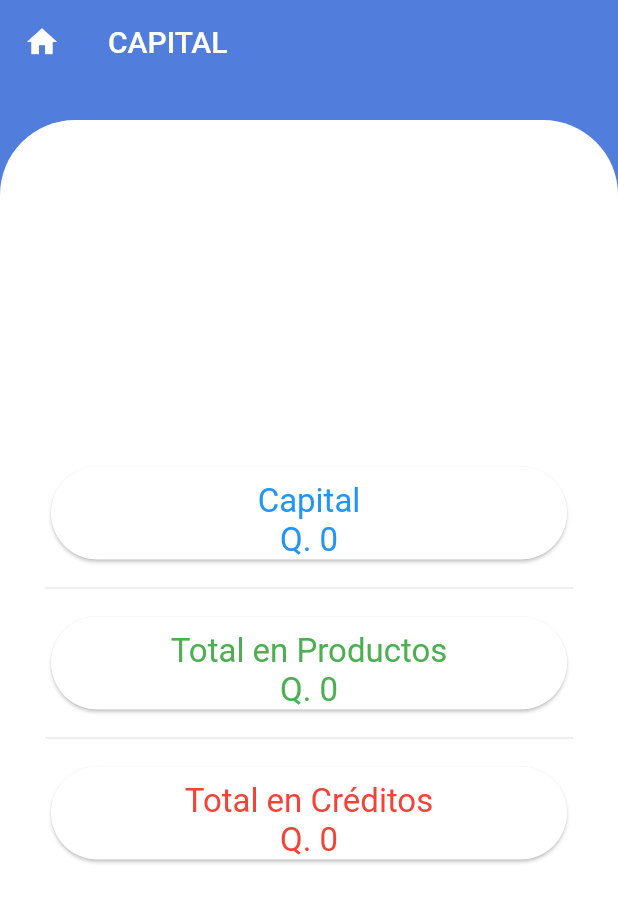
After one commit to CFredy9/inventario, a Flutter app: the ListviewCapital screen opened directly, on a phone screen of 412 x 824 dp. The commit adds this screen. Shown: the top 902 px of the screen. Run offline on Flutter 3.47's test engine with Material 2 defaults, Android fonts, the phone set to English and light mode, and no system bars; our stand-ins replace animate_do, fluttertoast, localstorage, shimmer; missing offline and left inert: flutter_shimmer, scroll_indicator, unicorndial; network calls fail.

Commit message:
Se agrega pantalla de Capital y sus calculos

```diff
--- a/flutter/app_inventario/lib/api/capital.dart
+++ b/flutter/app_inventario/lib/api/capital.dart
@@ -13,7 +13,7 @@ class CapitalProvider with ChangeNotifier {
 
   LocalStorage storage = LocalStorage('usertoken');
 
-  getTotales(String start, String end) async {
+  getTotales() async {
     totales = {'total_costo': 0, 'total_credito': 0, 'capital': 0};
     var token = storage.getItem('token');
     final url = Uri.parse('http://${apiUrl}:8000/api/reportecapital/capital');
--- a/flutter/app_inventario/lib/main.dart
+++ b/flutter/app_inventario/lib/main.dart
@@ -52,6 +52,7 @@ class MyApp extends StatelessWidget {
         ChangeNotifierProvider(create: (context) => CreditoProvider()),
         ChangeNotifierProvider(create: (context) => DetalleCreditoProvider()),
         ChangeNotifierProvider(create: (context) => AbonoCreditoProvider()),
+        ChangeNotifierProvider(create: (context) => CapitalProvider()),
       ],
       child: MaterialApp(
         title: 'Tienda Kairos',
--- a/flutter/app_inventario/lib/pages/home/home_screen.dart
+++ b/flutter/app_inventario/lib/pages/home/home_screen.dart
@@ -26,6 +26,7 @@ import '../reportes/listview.dart';
 import '../reportes/balance/listview.dart';
 import '../vencimiento_productos/listview.dart';
 import '../credito/listview.dart';
+import '../reportes/capital/listview.dart';
 import '../../widgets/paginaCarga.dart';
 import 'package:animate_do/animate_do.dart';
 import 'package:flutter/scheduler.dart';
@@ -181,6 +182,13 @@ class _HomeScreenState extends State<HomeScreen> {
             ),
             "Reportes - Balance",
             ListViewBalance()),
+        _getItem(
+            const Icon(
+              Icons.request_page_outlined,
+              color: Colors.white,
+            ),
+            "Reportes - Capital",
+            ListviewCapital()),
         _getItem(
             const Icon(
               Icons.date_range_outlined,
--- /dev/null
+++ b/flutter/app_inventario/lib/pages/reportes/capital/listview.dart
@@ -0,0 +1,203 @@
+import 'package:flutter/material.dart';
+import 'package:provider/provider.dart';
+//import 'package:firebase_database/firebase_database.dart';
+import '../../../constants.dart';
+import './listview.dart';
+import '/models/credito.dart';
+import '/models/detalle_credito.dart';
+import '/models/abono_credito.dart';
+import '../../../api/capital.dart';
+import '../../home/home_screen.dart';
+//import './detallegastos/registro.dart';
+import 'package:animate_do/animate_do.dart';
+import 'package:unicorndial/unicorndial.dart';
+
+class ListviewCapital extends StatefulWidget {
+  @override
+  _ListviewCapitalState createState() => _ListviewCapitalState();
+}
+
+//final usuarioReferencia = FirebaseDatabase.instance.reference().child('Gasto');
+
+class _ListviewCapitalState extends State<ListviewCapital> {
+  CapitalProvider capitalT = CapitalProvider();
+  bool bandera = false;
+  @override
+  void initState() {
+    super.initState();
+  }
+
+  @override
+  Widget build(BuildContext context) {
+    capitalT = Provider.of<CapitalProvider>(context);
+    //creditoT = Provider.of<CreditoProvider>(context);
+    if (bandera == false) {
+      capitalT.getTotales();
+      //creditoT.getCredito();
+      bandera = true;
+    }
+    return Scaffold(
+      backgroundColor: ColorF,
+      appBar: PreferredSize(
+        preferredSize: Size.fromHeight(80.0),
+        child: SlideInLeft(
+          duration: const Duration(seconds: 1),
+          child: AppBar(
+            elevation: 0,
+            title: Text('CAPITAL'),
+            backgroundColor: ColorF,
+            /*flexibleSpace: Container(
+              decoration: const BoxDecoration(
+                gradient: LinearGradient(
+                  colors: [Colors.blue, Colors.deepPurple],
+                  begin: Alignment.bottomRight,
+                  end: Alignment.topLeft,
+                ),
+              ),
+            ),*/
+            leading: IconButton(
+              icon: Icon(Icons.home, color: Colors.white),
+              onPressed: () {
+                // passing this to our root
+                Navigator.push(context,
+                    MaterialPageRoute(builder: (context) => HomeScreen()));
+              },
+            ),
+          ),
+        ),
+      ),
+      body: Container(
+        padding: EdgeInsets.all(20),
+        width: double.infinity,
+        decoration: const BoxDecoration(
+          color: Colors.white,
+          borderRadius: BorderRadius.only(
+            topLeft: Radius.circular(50),
+            topRight: Radius.circular(50),
+          ),
+        ),
+        child: Center(
+          child: SlideInRight(
+            duration: const Duration(seconds: 1),
+            child: Container(
+              //height: 250,
+              padding: const EdgeInsets.all(5.0),
+              child: Column(
+                mainAxisAlignment: MainAxisAlignment.center,
+                children: [
+                  Center(
+                    child: Container(
+                      decoration: const BoxDecoration(
+                          color: Colors.white,
+                          borderRadius: BorderRadius.all(
+                            Radius.circular(50),
+                          )),
+                      height: 300,
+                      padding: const EdgeInsets.all(5.0),
+                      child: Column(
+                        children: [
+                          Card(
+                            shape: RoundedRectangleBorder(
+                              borderRadius: BorderRadius.circular(40),
+                            ),
+                            child: Center(
+                              child: Column(
+                                children: <Widget>[
+                                  const Padding(
+                                    padding: EdgeInsets.only(top: 10.0),
+                                  ),
+                                  Column(
+                                    children: [
+                                      const Text(
+                                        'Capital',
+                                        style: TextStyle(
+                                            fontSize: 22.0, color: Colors.blue),
+                                      ),
+                                      Text(
+                                        'Q. ${capitalT.totales['capital']}',
+                                        style: TextStyle(
+                                            fontSize: 22.0, color: Colors.blue),
+                                      ),
+                                    ],
+                                  ),
+                                ],
+                              ),
+                            ),
+                          ),
+                          const Divider(
+                            height: 30,
+                          ),
+                          Card(
+                            shape: RoundedRectangleBorder(
+                              borderRadius: BorderRadius.circular(40),
+                            ),
+                            child: Center(
+                              child: Column(
+                                children: <Widget>[
+                                  const Padding(
+                                    padding: EdgeInsets.only(top: 10.0),
+                                  ),
+                                  Column(
+                                    children: [
+                                      const Text(
+                                        'Total en Productos',
+                                        style: TextStyle(
+                                            fontSize: 22.0,
+                                            color: Colors.green),
+                                      ),
+                                      Text(
+                                        'Q. ${capitalT.totales['total_costo']}',
+                                        style: const TextStyle(
+                                            fontSize: 22.0,
+                                            color: Colors.green),
+                                      ),
+                                    ],
+                                  ),
+                                ],
+                              ),
+                            ),
+                          ),
+                          const Divider(
+                            height: 30,
+                          ),
+                          Card(
+                            shape: RoundedRectangleBorder(
+                              borderRadius: BorderRadius.circular(40),
+                            ),
+                            child: Center(
+                              child: Column(
+                                children: <Widget>[
+                                  const Padding(
+                                    padding: EdgeInsets.only(top: 10.0),
+                                  ),
+                                  Column(
+                                    children: [
+                                      const Text(
+                                        'Total en Créditos',
+                                        style: TextStyle(
+                                            fontSize: 22.0, color: Colors.red),
+                                      ),
+                                      Text(
+                                        'Q. ${capitalT.totales['total_credito']}',
+                                        style: TextStyle(
+                                            fontSize: 22.0, color: Colors.red),
+                                      ),
+                                    ],
+                                  ),
+                                ],
+                              ),
+                            ),
+                          ),
+                        ],
+                      ),
+                    ),
+                  ),
+                ],
+              ),
+            ),
+          ),
+        ),
+      ),
+    );
+  }
+}
```
Also changed, not shown: 2 other files.
